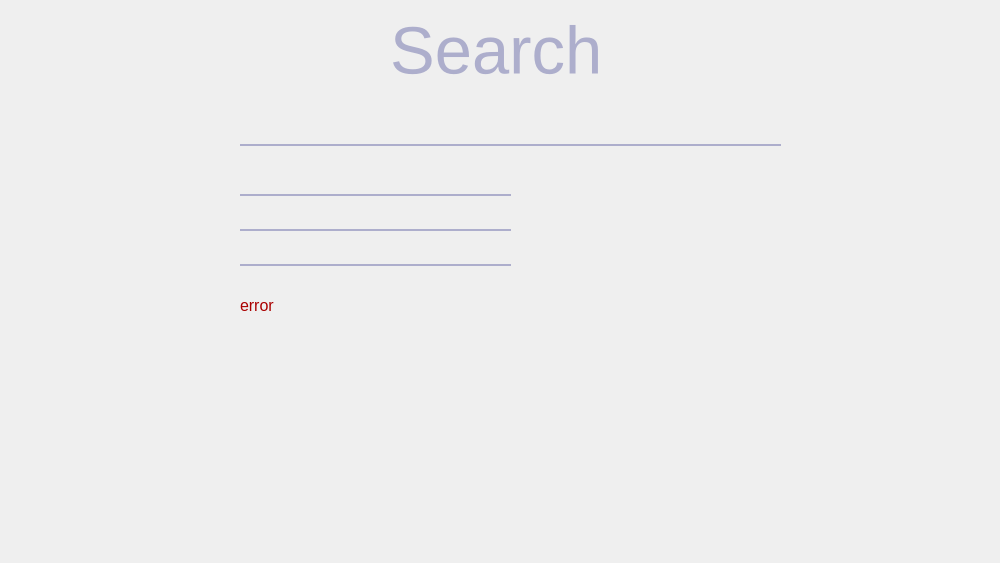
Before: the Qt Designer form src-ui/search.ui in msm-mir/Keyboard-Suggestion-System, drawn with Qt 5.
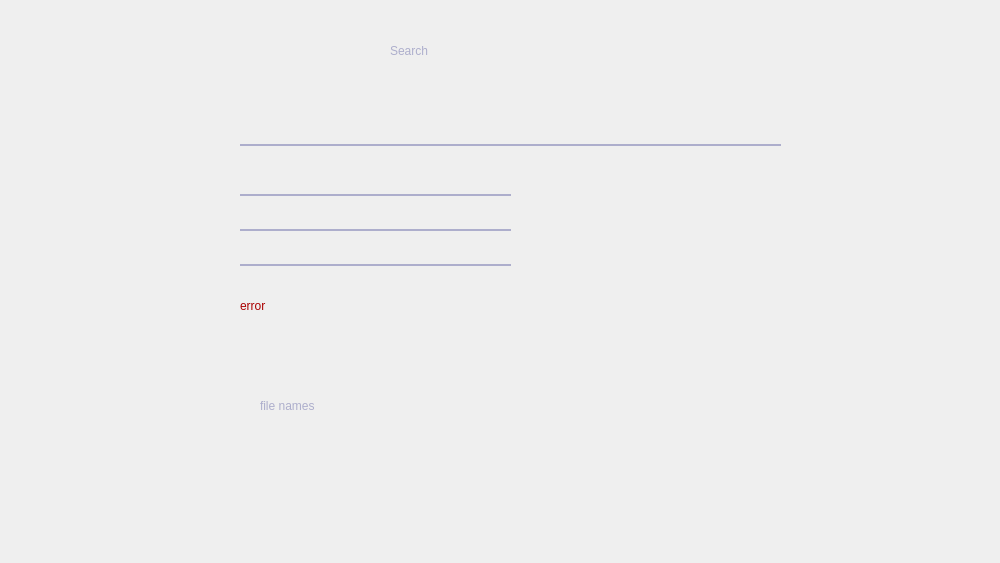
After: the same form once the commit is applied. Icons and pictures are not drawn.

The edit to the form file:
```diff
--- a/src-ui/search.ui
+++ b/src-ui/search.ui
@@ -92,7 +92,6 @@
     </property>
     <property name="styleSheet">
      <string notr="true">color: rgb(173, 174, 204);
-font-size: 50pt;
 font: 50pt &quot;Code Next-Trial&quot;;
 </string>
     </property>
@@ -273,9 +272,7 @@
     </property>
     <property name="styleSheet">
      <string notr="true">QLabel {
-font-size: 12pt;
-background: transparent;
-border: none;
+font: 12pt &quot;Code Next-Trial&quot;;
 color: rgb(170, 0, 0);
 
 }</string>
@@ -284,6 +281,25 @@
      <string>error</string>
     </property>
    </widget>
+   <widget class="QLabel" name="fileNamesLabel">
+    <property name="geometry">
+     <rect>
+      <x>260</x>
+      <y>340</y>
+      <width>501</width>
+      <height>131</height>
+     </rect>
+    </property>
+    <property name="styleSheet">
+     <string notr="true">QLabel {
+font: 12pt &quot;Code Next-Trial&quot;;
+color: rgb(173, 174, 204);
+}</string>
+    </property>
+    <property name="text">
+     <string>file names</string>
+    </property>
+   </widget>
   </widget>
  </widget>
  <resources>
```
Left out of the diff: 8 changed lines with no effect on the pictures.
